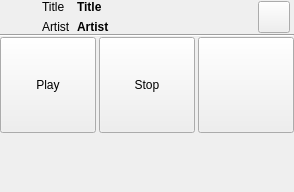
Before: the Qt Designer form src/TinyMainWindow.ui in soramimi/SkyMPC, drawn with Qt 5.
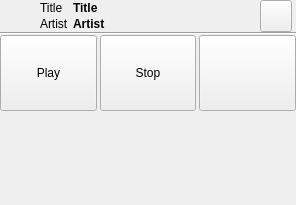
After: the same form once the commit is applied. Icons and pictures are not drawn.

Commit message: tiny mode

Patch:
```diff
--- a/src/TinyMainWindow.ui
+++ b/src/TinyMainWindow.ui
@@ -2,6 +2,14 @@
 <ui version="4.0">
  <class>TinyMainWindow</class>
  <widget class="QMainWindow" name="TinyMainWindow">
+  <property name="geometry">
+   <rect>
+    <x>0</x>
+    <y>0</y>
+    <width>296</width>
+    <height>205</height>
+   </rect>
+  </property>
   <property name="windowTitle">
    <string>SkyMPC</string>
   </property>
@@ -33,6 +41,12 @@
       <property name="rightMargin">
        <number>4</number>
       </property>
+      <property name="horizontalSpacing">
+       <number>4</number>
+      </property>
+      <property name="verticalSpacing">
+       <number>0</number>
+      </property>
       <item row="0" column="0" rowspan="2">
        <widget class="QLabel" name="label">
         <property name="minimumSize">
@@ -161,17 +175,11 @@
       </property>
       <item>
        <widget class="QToolButton" name="toolButton_play">
-        <property name="minimumSize">
-         <size>
-          <width>96</width>
-          <height>96</height>
-         </size>
-        </property>
-        <property name="maximumSize">
-         <size>
-          <width>96</width>
-          <height>96</height>
-         </size>
+        <property name="sizePolicy">
+         <sizepolicy hsizetype="Expanding" vsizetype="Expanding">
+          <horstretch>0</horstretch>
+          <verstretch>0</verstretch>
+         </sizepolicy>
         </property>
         <property name="focusPolicy">
          <enum>Qt::TabFocus</enum>
@@ -196,17 +204,11 @@
       </item>
       <item>
        <widget class="QToolButton" name="toolButton_stop">
-        <property name="minimumSize">
-         <size>
-          <width>96</width>
-          <height>96</height>
-         </size>
-        </property>
-        <property name="maximumSize">
-         <size>
-          <width>96</width>
-          <height>96</height>
-         </size>
+        <property name="sizePolicy">
+         <sizepolicy hsizetype="Expanding" vsizetype="Expanding">
+          <horstretch>0</horstretch>
+          <verstretch>0</verstretch>
+         </sizepolicy>
         </property>
         <property name="focusPolicy">
          <enum>Qt::TabFocus</enum>
@@ -231,17 +233,11 @@
       </item>
       <item>
        <widget class="QToolButton" name="toolButton_sleep_timer">
-        <property name="minimumSize">
-         <size>
-          <width>96</width>
-          <height>96</height>
-         </size>
-        </property>
-        <property name="maximumSize">
-         <size>
-          <width>96</width>
-          <height>96</height>
-         </size>
+        <property name="sizePolicy">
+         <sizepolicy hsizetype="Expanding" vsizetype="Expanding">
+          <horstretch>0</horstretch>
+          <verstretch>0</verstretch>
+         </sizepolicy>
         </property>
         <property name="toolTip">
          <string>Sleep Timer</string>
```
Left out of the diff: 6 changed lines with no effect on the pictures. The commit also changes 2 other files.
